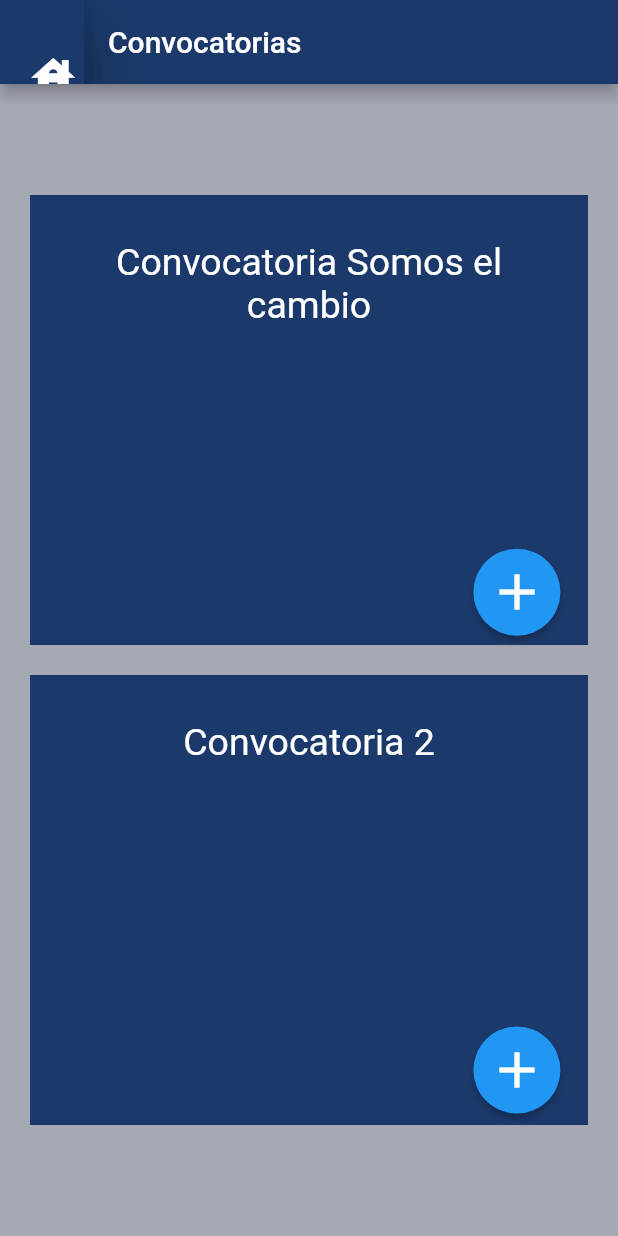
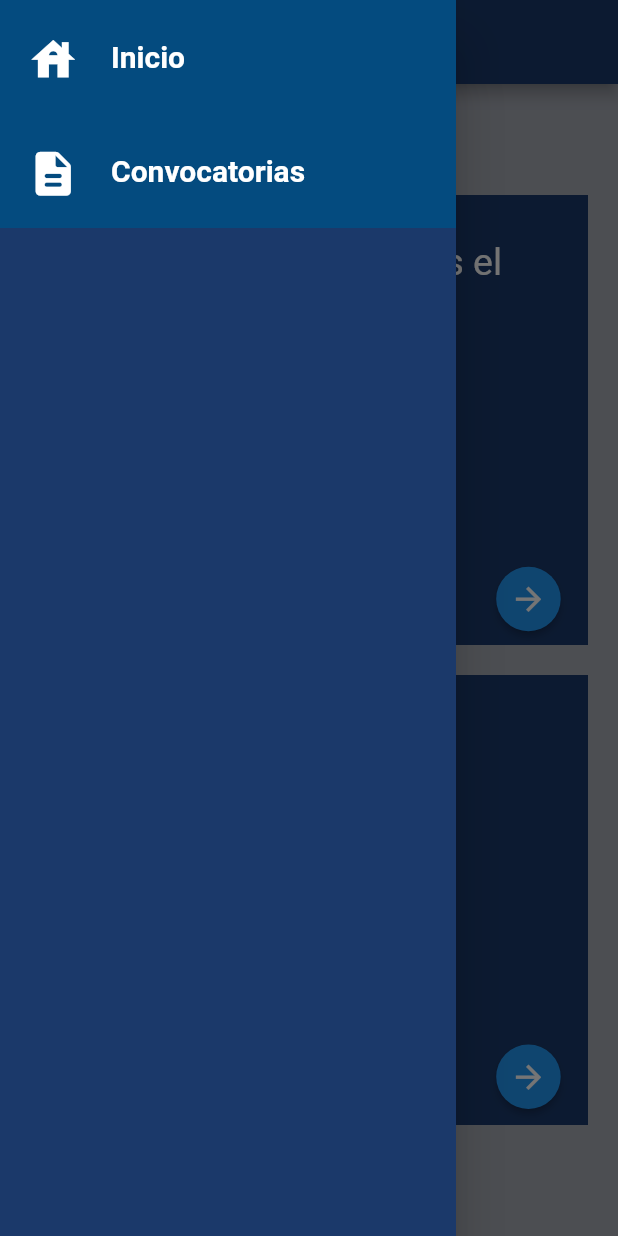
Before and after one commit to Rog319/convocatorias_examen, a Flutter app: the Convocatorias screen opened directly, with the side drawer open (before the commit the screen has no drawer), on a phone screen of 412 x 824 dp. Run offline on Flutter 3.47's test engine with Material 2 defaults, Android fonts, the phone set to English and light mode, and no system bars; missing offline and left inert: syncfusion_flutter_pdfviewer.

Commit message:
modificacion sidebar e iconos convocatorias
Modifique la navegación del sidebar y ademas un poco los colores, tambien cambie los iconos de la pestaña de convocatorias.

```diff
--- a/lib/pages/convocatoria.dart
+++ b/lib/pages/convocatoria.dart
@@ -37,7 +37,7 @@ class _ConvocatoriaState extends State<Convocatoria> {
                       color: const Color(0xff1b396a),
                       child: Align(
                         //Alinearlo abajo a la derecha
-                        alignment: const Alignment(0.9, 0.9),
+                        alignment: const Alignment(0.95, 0.9),
                         child: ElevatedButton(
                             style: ElevatedButton.styleFrom(
                                 shape: const CircleBorder(),
@@ -46,7 +46,7 @@ class _ConvocatoriaState extends State<Convocatoria> {
                               Navigator.of(context).push(MaterialPageRoute(
                                   builder: (context) => const PDF()));
                             },
-                            child: const Icon(Icons.add, size: 40)),
+                            child: const Icon(Icons.arrow_forward, size: 25,)),
                       )),
                 )
               ]),
@@ -76,7 +76,7 @@ class _ConvocatoriaState extends State<Convocatoria> {
                         color: const Color(0xff1b396a),
                         child: Align(
                           //Alinearlo abajo a la derecha
-                          alignment: const Alignment(0.9, 0.9),
+                          alignment: const Alignment(0.95, 0.9),
                           child: ElevatedButton(
                               style: ElevatedButton.styleFrom(
                                   shape: const CircleBorder(),
@@ -85,7 +85,7 @@ class _ConvocatoriaState extends State<Convocatoria> {
                                 Navigator.of(context).push(MaterialPageRoute(
                                     builder: (context) => const PDF()));
                               },
-                              child: const Icon(Icons.add, size: 40)),
+                              child: const Icon(Icons.arrow_forward, size: 25)),
                         )),
                   )
                 ]),
--- a/lib/pages/convocatorias.dart
+++ b/lib/pages/convocatorias.dart
@@ -15,14 +15,11 @@ class _ConvocatoriasState extends State<Convocatorias> {
     return Scaffold(
       appBar: AppBar(
         title: const Text('Convocatorias'),
-        leading: const Drawer(
+        backgroundColor: const Color(0xff1b396a),
+      ),
+      drawer: const Drawer(
         backgroundColor: Color(0xff1b396a),
-        child: Drawer(
-          backgroundColor: Color(0xff1b396a),
-          child: SideBar(),
-        ),
-      ),
-        backgroundColor: const Color(0xff1b396a),
+        child: SideBar(),
       ),
       backgroundColor: const Color.fromARGB(255, 165, 169, 179),
       body: Center(
--- a/lib/pages/sidebar.dart
+++ b/lib/pages/sidebar.dart
@@ -1,4 +1,5 @@
 import 'package:examen_prueba01/pages/convocatorias.dart';
+import 'package:examen_prueba01/pages/home_page.dart';
 import 'package:flutter/material.dart';
 
 class SideBar extends StatefulWidget {
@@ -33,12 +34,14 @@ class _SideBarState extends State<SideBar> {
               ),
               onPressed: () {},
             ),
-            tileColor: const Color(0xff485378),
-            selectedTileColor: const Color(0xff1b396a),
-            selected: true,
+            tileColor: const Color(0xff044b7f),
+            selectedTileColor: const Color(0xff485378),
+            selected: false,
             onTap: () {
 
-              Navigator.pop(context);
+              Navigator.of(context)
+                  .push(MaterialPageRoute(
+                  builder: (context) => const HomePage()));
             },
           ),
 
@@ -60,9 +63,9 @@ class _SideBarState extends State<SideBar> {
               ),
               onPressed: () {},
             ),
-            tileColor: const Color(0xff485378),
-            selectedTileColor: Colors.blue,
-            selected: true,
+            tileColor: const Color(0xff044b7f),
+            selectedTileColor: const Color(0xff485378),
+            selected: false,
             onTap: () {
               Navigator.of(context)
                   .push(MaterialPageRoute(
```
